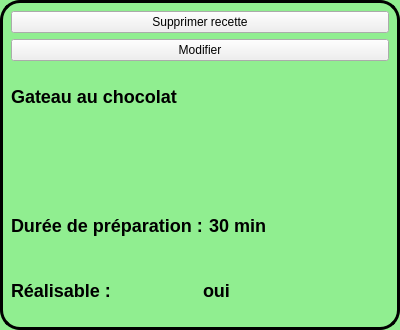
First picture: the form in vignetterecette.ui, repository ACoupat/Refrigestion, before the edit.
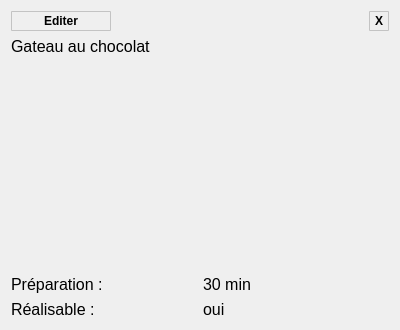
Second picture: the form after the edit. Icons and pictures are not drawn.

What changed in the file:
```diff
--- a/vignetterecette.ui
+++ b/vignetterecette.ui
@@ -23,38 +23,114 @@
    <string>Form</string>
   </property>
   <property name="styleSheet">
-   <string notr="true">QWidget#VignetteRecette
-{
-	border: 3px solid black;
-	background-color :lightgreen;
-	border-radius:20px;
+   <string notr="true">
+QLabel{
+	font:16px;
+	color:black;
 }
-QLabel
-{
-	font: bold 18px;
-}
-
-QWidget#VignetteRecette:hover
-{
-	border: 3px solid black;
-	background-color :blue;
-	border-radius:20px;
-}           </string>
+</string>
   </property>
-  <layout class="QVBoxLayout" name="verticalLayout">
+  <layout class="QVBoxLayout" name="verticalLayout" stretch="0,0,20,0,0">
    <item>
-    <widget class="QPushButton" name="buttonSuppr">
-     <property name="text">
-      <string>Supprimer recette</string>
-     </property>
-    </widget>
-   </item>
-   <item>
-    <widget class="QPushButton" name="modifButton">
-     <property name="text">
-      <string>Modifier</string>
-     </property>
-    </widget>
+    <layout class="QHBoxLayout" name="horizontalLayout_3" stretch="50,50,0">
+     <item>
+      <widget class="QPushButton" name="modifButton">
+       <property name="minimumSize">
+        <size>
+         <width>80</width>
+         <height>20</height>
+        </size>
+       </property>
+       <property name="maximumSize">
+        <size>
+         <width>100</width>
+         <height>20</height>
+        </size>
+       </property>
+       <property name="styleSheet">
+        <string notr="true"> QPushButton {
+     border: 1px solid #C3C3C3;;
+     border-radius: 1px;
+     background-color: qlineargradient(x1: 0, y1: 0, x2: 0, y2: 1,
+                                       stop: 0 #f6f7fa, stop: 1 #dadbde);
+	text-align: center;
+	font : bold;
+ }
+QPushButton:hover{
+	border: 2px solid #BFBFBF;
+}
+ QPushButton:pressed {
+     background-color: qlineargradient(x1: 0, y1: 0, x2: 0, y2: 1,
+                                       stop: 0 #dadbde, stop: 1 #f6f7fa);
+ }
+ QPushButton:flat {
+     border: none; /* no border for a flat push button */
+ }
+ QPushButton:default {
+     border-color: navy; /* make the default button prominent */
+ }</string>
+       </property>
+       <property name="text">
+        <string>Editer</string>
+       </property>
+      </widget>
+     </item>
+     <item>
+      <spacer name="horizontalSpacer">
+       <property name="orientation">
+        <enum>Qt::Horizontal</enum>
+       </property>
+       <property name="sizeHint" stdset="0">
+        <size>
+         <width>40</width>
+         <height>20</height>
+        </size>
+       </property>
+      </spacer>
+     </item>
+     <item>
+      <widget class="QPushButton" name="buttonSuppr">
+       <property name="minimumSize">
+        <size>
+         <width>20</width>
+         <height>20</height>
+        </size>
+       </property>
+       <property name="maximumSize">
+        <size>
+         <width>30</width>
+         <height>20</height>
+        </size>
+       </property>
+       <property name="styleSheet">
+        <string notr="true"> QPushButton {
+     border: 1px solid #C3C3C3;;
+     border-radius: 1px;
+     background-color: qlineargradient(x1: 0, y1: 0, x2: 0, y2: 1,
+                                       stop: 0 #f6f7fa, stop: 1 #dadbde);
+	text-align: center;
+	font : bold;
+ }
+QPushButton:hover{
+	border: 2px solid #BFBFBF;
+}
+ QPushButton:pressed {
+     background-color: qlineargradient(x1: 0, y1: 0, x2: 0, y2: 1,
+                                       stop: 0 #dadbde, stop: 1 #f6f7fa);
+ }
+ QPushButton:flat {
+     border: none; /* no border for a flat push button */
+ }
+ QPushButton:default {
+     border-color: navy; /* make the default button prominent */
+ }</string>
+       </property>
+       <property name="text">
+        <string>X</string>
+       </property>
+      </widget>
+     </item>
+    </layout>
    </item>
    <item>
     <widget class="QLabel" name="labelNom">
@@ -85,7 +161,7 @@
      <item>
       <widget class="QLabel" name="label">
        <property name="text">
-        <string>Durée de préparation :</string>
+        <string>Préparation :</string>
        </property>
       </widget>
      </item>
```
